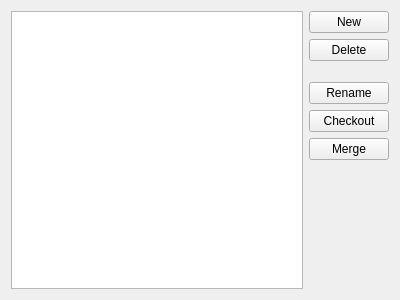
This is vcs/dvcs/ui/branchmanager.ui in KDE/kdevelop as Qt 5 draws it before an edit. The edited form follows.
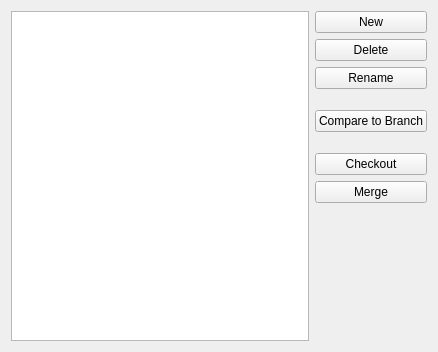
This is the edited form.

Commit message: Feature "Diff From Branch" on BranchManager

```diff
--- a/vcs/dvcs/ui/branchmanager.ui
+++ b/vcs/dvcs/ui/branchmanager.ui
@@ -6,8 +6,8 @@
    <rect>
     <x>0</x>
     <y>0</y>
-    <width>400</width>
-    <height>300</height>
+    <width>438</width>
+    <height>352</height>
    </rect>
   </property>
   <layout class="QGridLayout" name="gridLayout">
@@ -33,22 +33,6 @@
        </property>
       </widget>
      </item>
-     <item>
-      <spacer name="verticalSpacer_2">
-       <property name="orientation">
-        <enum>Qt::Vertical</enum>
-       </property>
-       <property name="sizeType">
-        <enum>QSizePolicy::Fixed</enum>
-       </property>
-       <property name="sizeHint" stdset="0">
-        <size>
-         <width>20</width>
-         <height>15</height>
-        </size>
-       </property>
-      </spacer>
-     </item>
      <item>
       <widget class="QPushButton" name="renameButton">
        <property name="text">
@@ -56,6 +40,48 @@
        </property>
       </widget>
      </item>
+     <item>
+      <spacer name="verticalSpacer_2">
+       <property name="orientation">
+        <enum>Qt::Vertical</enum>
+       </property>
+       <property name="sizeType">
+        <enum>QSizePolicy::Fixed</enum>
+       </property>
+       <property name="sizeHint" stdset="0">
+        <size>
+         <width>20</width>
+         <height>15</height>
+        </size>
+       </property>
+      </spacer>
+     </item>
+     <item>
+      <widget class="QPushButton" name="diffButton">
+       <property name="toolTip">
+        <string>&lt;p&gt;Show changes between the &lt;span style=&quot; font-style:italic;&quot;&gt;staging area&lt;/span&gt; (if not clean or last commit on current branch, otherwise) and the last commit on the selected branch.&lt;/p&gt;</string>
+       </property>
+       <property name="text">
+        <string>Compare to Branch</string>
+       </property>
+      </widget>
+     </item>
+     <item>
+      <spacer name="verticalSpacer_3">
+       <property name="orientation">
+        <enum>Qt::Vertical</enum>
+       </property>
+       <property name="sizeType">
+        <enum>QSizePolicy::Fixed</enum>
+       </property>
+       <property name="sizeHint" stdset="0">
+        <size>
+         <width>20</width>
+         <height>15</height>
+        </size>
+       </property>
+      </spacer>
+     </item>
      <item>
       <widget class="QPushButton" name="checkoutButton">
        <property name="toolTip">
@@ -67,7 +93,7 @@
       </widget>
      </item>
      <item>
-     <widget class="QPushButton" name="mergeButton">
+      <widget class="QPushButton" name="mergeButton">
        <property name="text">
         <string>Merge</string>
        </property>
```
The commit also changes 3 other files.
